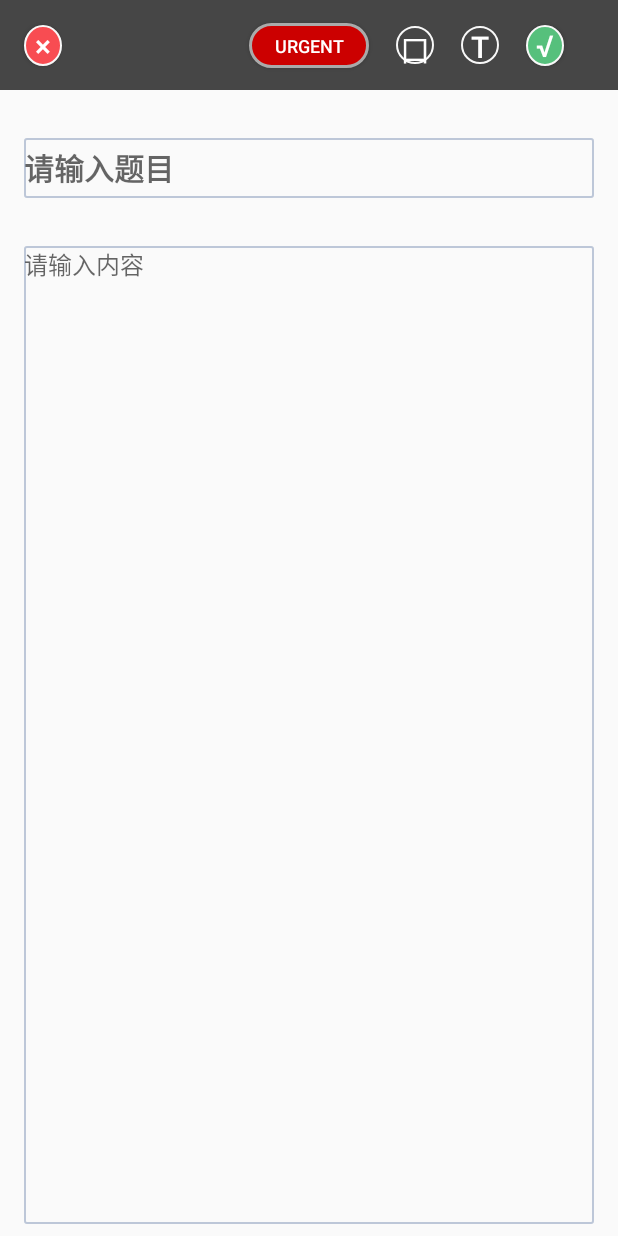
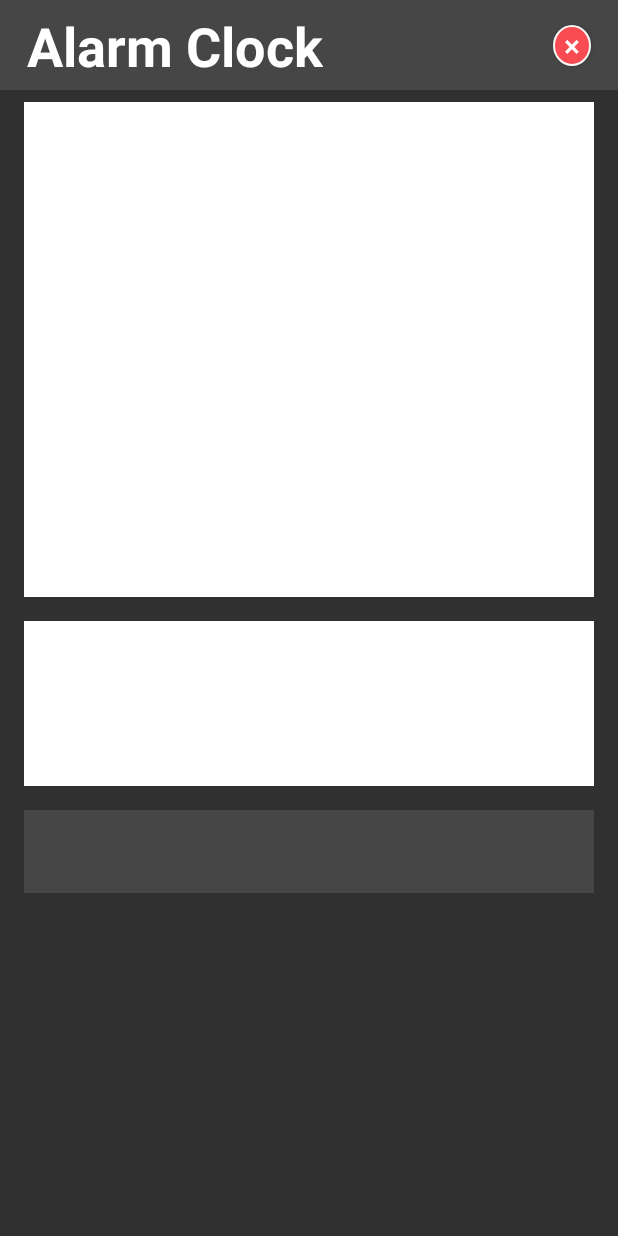
Before and after one commit to CHUBBY799/Memo, an Android app: the TextActivity screen opened directly, with no data from a screen before it, after a tap on an icon or button, on a phone screen of 412 x 824 dp. Run offline under Robolectric (Android 15) with nearby library versions, the phone set to English and light mode, and no system bars; 2 other taps on this screen came first.

Commit message:
时钟界面基本布局完成

```diff
--- a/app/src/main/java/com/shining/memo/model/TextImpl.java
+++ b/app/src/main/java/com/shining/memo/model/TextImpl.java
@@ -18,7 +18,9 @@ public class TextImpl implements TextModel{
             String content = textInfo.getString("content");
             String color = textInfo.getString("color");
             int urgent = textInfo.getInt("urgent");
-            Log.d("TextImpl", type + " " + title + " " + content + " " + color + " " + urgent);
+            String date = textInfo.getString("date");
+            String time = textInfo.getString("time");
+            Log.d("TextImpl", type + " " + title + " " + content + " " + color + " " + urgent + " " + date + " " + time);
         }catch (JSONException e){
             e.printStackTrace();
         }
--- a/app/src/main/java/com/shining/memo/presenter/TextPresenter.java
+++ b/app/src/main/java/com/shining/memo/presenter/TextPresenter.java
@@ -1,7 +1,12 @@
 package com.shining.memo.presenter;
+
+import android.content.Context;
+import android.content.Intent;
+import android.widget.Toast;
 
 import com.shining.memo.model.TextImpl;
 import com.shining.memo.model.TextModel;
+import com.shining.memo.view.MainActivity;
 import com.shining.memo.view.TextView;
 
 import org.json.JSONObject;
@@ -10,11 +15,13 @@ public class TextPresenter {
 
     private TextModel mModel;
     private TextView mView;
+    private Context context;
 
 
     public TextPresenter(TextView mView) {
         this.mView = mView;
         mModel = new TextImpl();
+        context = mView.getContext();
     }
 
     public void requestTextInfo(String title){
@@ -25,6 +32,9 @@ public class TextPresenter {
     public void responseTextInfo(){
         JSONObject textInfo = saveTextInfo();
         setTextInfo(textInfo);
+        Toast.makeText(context, "添加成功", Toast.LENGTH_SHORT).show();
+        Intent mainIntent = new Intent(context, MainActivity.class);
+        context.startActivity(mainIntent);
     }
 
     private void updateTextInfo(JSONObject textInfo){
--- /dev/null
+++ b/app/src/main/java/com/shining/memo/view/AlarmActivity.java
@@ -0,0 +1,15 @@
+package com.shining.memo.view;
+
+import android.support.v7.app.AppCompatActivity;
+import android.os.Bundle;
+
+import com.shining.memo.R;
+
+public class AlarmActivity extends AppCompatActivity {
+
+    @Override
+    protected void onCreate(Bundle savedInstanceState) {
+        super.onCreate(savedInstanceState);
+        setContentView(R.layout.activity_alarm);
+    }
+}
--- a/app/src/main/java/com/shining/memo/view/TextActivity.java
+++ b/app/src/main/java/com/shining/memo/view/TextActivity.java
@@ -1,5 +1,6 @@
 package com.shining.memo.view;
 
+import android.content.Context;
 import android.content.Intent;
 import android.graphics.Color;
 import android.os.Bundle;
@@ -13,6 +14,8 @@ import com.shining.memo.presenter.TextPresenter;
 
 import org.json.JSONException;
 import org.json.JSONObject;
+
+import java.util.Calendar;
 
 public class TextActivity extends AppCompatActivity implements View.OnClickListener,TextView{
 
@@ -30,8 +33,8 @@ public class TextActivity extends AppCompatActivity implements View.OnClickListe
     private int urgent;
     //private int alarm;
     //private int deleted;
-    //private Date date;
-    //private Date time;
+    private String date;
+    private String time;
 
     private TextPresenter textPresenter;
 
@@ -60,8 +63,8 @@ public class TextActivity extends AppCompatActivity implements View.OnClickListe
             case R.id.text_urgent:
                 clickUrgent();
                 break;
-            case R.id.text_clock:
-                clickClock();
+            case R.id.text_alarm:
+                clickAlarm();
                 break;
             case R.id.text_edit:
                 clickEdit();
@@ -89,8 +92,9 @@ public class TextActivity extends AppCompatActivity implements View.OnClickListe
         }
     }
 
-    private void clickClock(){
-
+    private void clickAlarm(){
+        Intent alarmIntent = new Intent(this, AlarmActivity.class);
+        startActivity(alarmIntent);
     }
 
     private void clickEdit(){
@@ -104,6 +108,7 @@ public class TextActivity extends AppCompatActivity implements View.OnClickListe
     @Override
     public JSONObject onInfoSave(){
         JSONObject textInfo = new JSONObject();
+        getCalendar();
         String type = "text";
         title = editTitle.getText().toString();
         content = editContent.getText().toString();
@@ -114,6 +119,8 @@ public class TextActivity extends AppCompatActivity implements View.OnClickListe
             textInfo.put("content", content);
             textInfo.put("color", color);
             textInfo.put("urgent", urgent);
+            textInfo.put("date", date);
+            textInfo.put("time", time);
         }catch (JSONException e){
             e.printStackTrace();
         }
@@ -127,6 +134,8 @@ public class TextActivity extends AppCompatActivity implements View.OnClickListe
             content = textInfo.getString("content");
             color = textInfo.getString("color");
             urgent = textInfo.getInt("urgent");
+            date = textInfo.getString("date");
+            time = textInfo.getString("time");
         }catch (JSONException e){
             e.printStackTrace();
         }
@@ -136,10 +145,34 @@ public class TextActivity extends AppCompatActivity implements View.OnClickListe
         editContent.setTextColor(Color.parseColor(color));
     }
 
+    private void getCalendar(){
+        Calendar calendar = Calendar.getInstance();
+        String year = singleToTen(calendar.get(Calendar.YEAR));
+        String month = singleToTen(calendar.get(Calendar.MONTH)+1);
+        String day = singleToTen(calendar.get(Calendar.DAY_OF_MONTH));
+        String hour = singleToTen(calendar.get(Calendar.HOUR_OF_DAY));
+        String minute = singleToTen(calendar.get(Calendar.MINUTE));
+        String second = singleToTen(calendar.get(Calendar.SECOND));
+        date = year+"年"+month+"月"+day+"日";
+        time = hour+":"+minute+":"+second;
+    }
+
+    private String singleToTen(int data){
+        if (data < 10){
+            return "0" + data;
+        }
+        return String.valueOf(data);
+    }
+
+    @Override
+    public Context getContext(){
+        return this;
+    }
+
     private void initView(){
         textCancel = findViewById(R.id.text_cancel);
         textUrgent = findViewById(R.id.text_urgent);
-        textClock = findViewById(R.id.text_clock);
+        textClock = findViewById(R.id.text_alarm);
         textEdit = findViewById(R.id.text_edit);
         textConfirm = findViewById(R.id.text_confirm);
         editTitle = findViewById(R.id.edit_title);
--- a/app/src/main/java/com/shining/memo/view/TextView.java
+++ b/app/src/main/java/com/shining/memo/view/TextView.java
@@ -1,8 +1,11 @@
 package com.shining.memo.view;
+
+import android.content.Context;
 
 import org.json.JSONObject;
 
 public interface TextView {
+    Context getContext();
     JSONObject onInfoSave();
     void onInfoUpdate(JSONObject textInfo);
 }
--- /dev/null
+++ b/app/src/main/res/layout/activity_alarm.xml
@@ -0,0 +1,49 @@
+<?xml version="1.0" encoding="utf-8"?>
+<android.support.constraint.ConstraintLayout xmlns:android="http://schemas.android.com/apk/res/android"
+    xmlns:app="http://schemas.android.com/apk/res-auto"
+    xmlns:tools="http://schemas.android.com/tools"
+    android:layout_width="match_parent"
+    android:layout_height="match_parent"
+    tools:context=".view.AlarmActivity">
+
+    <include
+        android:id="@+id/include"
+        layout="@layout/title_alarm" />
+
+    <TextView
+        android:id="@+id/set_alarm"
+        android:layout_width="0dp"
+        android:layout_height="330dp"
+        android:layout_marginEnd="16dp"
+        android:layout_marginStart="16dp"
+        android:layout_marginTop="8dp"
+        android:background="@android:color/white"
+        app:layout_constraintEnd_toEndOf="parent"
+        app:layout_constraintStart_toStartOf="parent"
+        app:layout_constraintTop_toBottomOf="@+id/include" />
+
+    <TextView
+        android:id="@+id/set_reminder"
+        android:layout_width="0dp"
+        android:layout_height="110dp"
+        android:layout_marginEnd="16dp"
+        android:layout_marginStart="16dp"
+        android:layout_marginTop="16dp"
+        android:background="@android:color/white"
+        app:layout_constraintEnd_toEndOf="parent"
+        app:layout_constraintStart_toStartOf="parent"
+        app:layout_constraintTop_toBottomOf="@+id/set_alarm" />
+
+    <TextView
+        android:id="@+id/save_alarm"
+        android:layout_width="0dp"
+        android:layout_height="55dp"
+        android:layout_marginEnd="16dp"
+        android:layout_marginStart="16dp"
+        android:layout_marginTop="16dp"
+        android:background="#464646"
+        app:layout_constraintEnd_toEndOf="parent"
+        app:layout_constraintStart_toStartOf="parent"
+        app:layout_constraintTop_toBottomOf="@+id/set_reminder" />
+
+</android.support.constraint.ConstraintLayout>
--- a/app/src/main/res/layout/activity_text.xml
+++ b/app/src/main/res/layout/activity_text.xml
@@ -52,9 +52,9 @@
             app:layout_constraintTop_toTopOf="parent" />
 
         <Button
-            android:id="@+id/text_clock"
-            android:layout_width="25dp"
-            android:layout_height="25dp"
+            android:id="@+id/text_alarm"
+            android:layout_width="wrap_content"
+            android:layout_height="wrap_content"
             android:layout_marginStart="18dp"
             android:background="@drawable/non_oval_background"
             android:gravity="center"
@@ -70,8 +70,8 @@
 
         <Button
             android:id="@+id/text_edit"
-            android:layout_width="25dp"
-            android:layout_height="25dp"
+            android:layout_width="wrap_content"
+            android:layout_height="wrap_content"
             android:layout_marginStart="18dp"
             android:background="@drawable/non_oval_background"
             android:gravity="center"
@@ -82,14 +82,14 @@
             android:textColor="@android:color/white"
             android:textSize="20sp"
             app:layout_constraintBottom_toBottomOf="parent"
-            app:layout_constraintStart_toEndOf="@+id/text_clock"
+            app:layout_constraintStart_toEndOf="@+id/text_alarm"
             app:layout_constraintTop_toTopOf="parent" />
 
         <Button
             android:id="@+id/text_confirm"
             android:layout_width="wrap_content"
             android:layout_height="wrap_content"
-            android:layout_marginStart="18dp"
+            android:layout_marginEnd="18dp"
             android:background="@drawable/green_oval_background"
             android:gravity="center"
             android:minHeight="0dp"
@@ -99,7 +99,7 @@
             android:textColor="@android:color/white"
             android:textSize="20sp"
             app:layout_constraintBottom_toBottomOf="parent"
-            app:layout_constraintStart_toEndOf="@+id/text_edit"
+            app:layout_constraintEnd_toEndOf="parent"
             app:layout_constraintTop_toTopOf="parent" />
 
     </android.support.constraint.ConstraintLayout>
--- /dev/null
+++ b/app/src/main/res/layout/title_alarm.xml
@@ -0,0 +1,39 @@
+<?xml version="1.0" encoding="utf-8"?>
+<android.support.constraint.ConstraintLayout xmlns:android="http://schemas.android.com/apk/res/android"
+    xmlns:app="http://schemas.android.com/apk/res-auto"
+    xmlns:tools="http://schemas.android.com/tools"
+    android:layout_width="match_parent"
+    android:layout_height="60dp"
+    android:background="#464646">
+
+    <TextView
+        android:id="@+id/alarm_title"
+        android:layout_width="wrap_content"
+        android:layout_height="wrap_content"
+        android:layout_marginStart="18dp"
+        android:gravity="center"
+        android:text="@string/alarm_clock"
+        android:textColor="@android:color/white"
+        android:textSize="36sp"
+        android:textStyle="bold"
+        app:layout_constraintBottom_toBottomOf="parent"
+        app:layout_constraintStart_toStartOf="parent"
+        app:layout_constraintTop_toTopOf="parent" />
+
+    <Button
+        android:id="@+id/alarm_cancel"
+        android:layout_width="wrap_content"
+        android:layout_height="wrap_content"
+        android:layout_marginEnd="18dp"
+        android:background="@drawable/red_oval_background"
+        android:minHeight="0dp"
+        android:minWidth="0dp"
+        android:padding="0dp"
+        android:text="@string/text_cancel"
+        android:textColor="@android:color/white"
+        android:textSize="20sp"
+        app:layout_constraintBottom_toBottomOf="parent"
+        app:layout_constraintEnd_toEndOf="parent"
+        app:layout_constraintTop_toTopOf="parent" />
+
+</android.support.constraint.ConstraintLayout>
--- a/app/src/main/res/values/strings.xml
+++ b/app/src/main/res/values/strings.xml
@@ -8,4 +8,5 @@
     <string name="text_clock">口</string>
     <string name="text_color">T</string>
     <string name="text_confirm">√</string>
+    <string name="alarm_clock">Alarm Clock</string>
 </resources>
```
Also changed, not shown: app/src/main/AndroidManifest.xml (+6 -2 lines).
